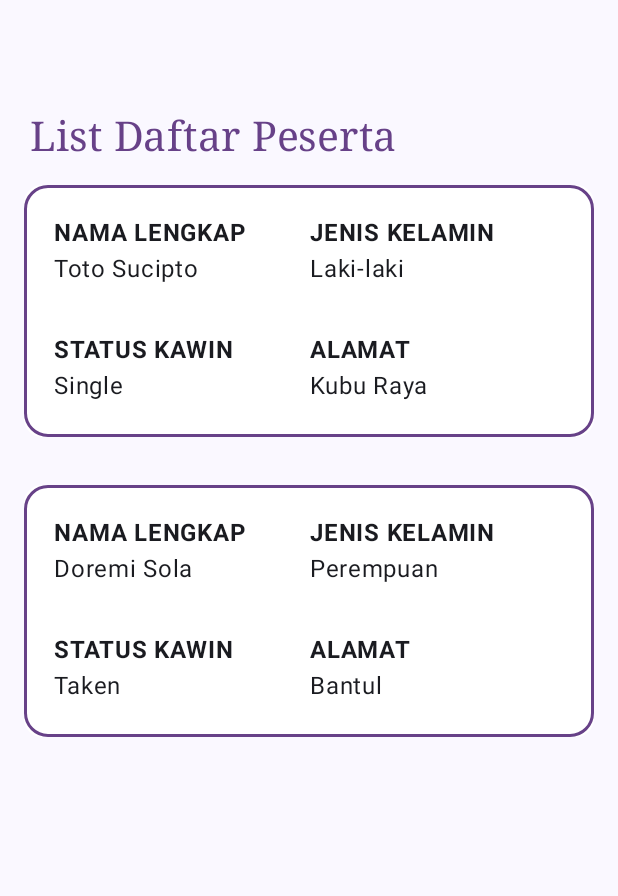
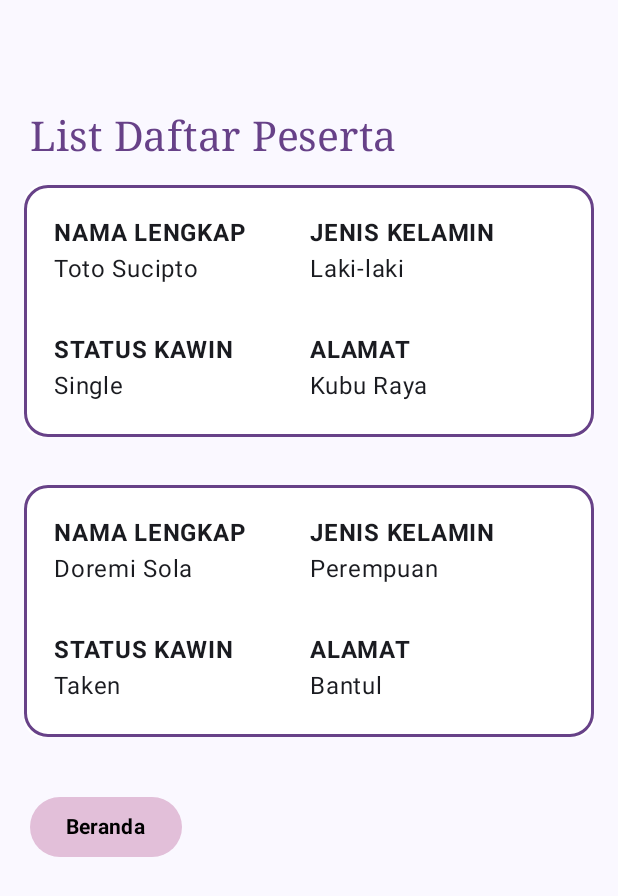
Before and after one commit to sabilafirdias/QuestNavigasTugas_192, an Android app built with Jetpack Compose: the composable ListPeserta shown on its own in the app's theme, on a phone screen of 412 x 824 dp. Shown: the top 896 px of the screen. Run offline under Robolectric (Android 15) with nearby library versions, the phone set to English and light mode, and no system bars.

Commit message:
membuat button beranda untuk kembali ke halaman depan

```diff
--- a/app/src/main/java/com/example/tugas6/view/DataPeserta.kt
+++ b/app/src/main/java/com/example/tugas6/view/DataPeserta.kt
@@ -114,6 +114,10 @@ fun ListPeserta(onBeranda: () -> Unit, onForm: () -> Unit,  modifier: Modifier =
         Row(
             modifier = Modifier.fillMaxWidth().padding(20.dp),
             horizontalArrangement = Arrangement.SpaceBetween
-        ) {}
+        ) {
+            Button(onClick = onBeranda, colors = ButtonDefaults.buttonColors(colorResource(id = R.color.ungu1))) {
+                Text("Beranda", color = Color.Black, fontWeight = FontWeight.Bold, fontFamily = FontFamily.SansSerif)
+            }
+        }
     }
 }
```
